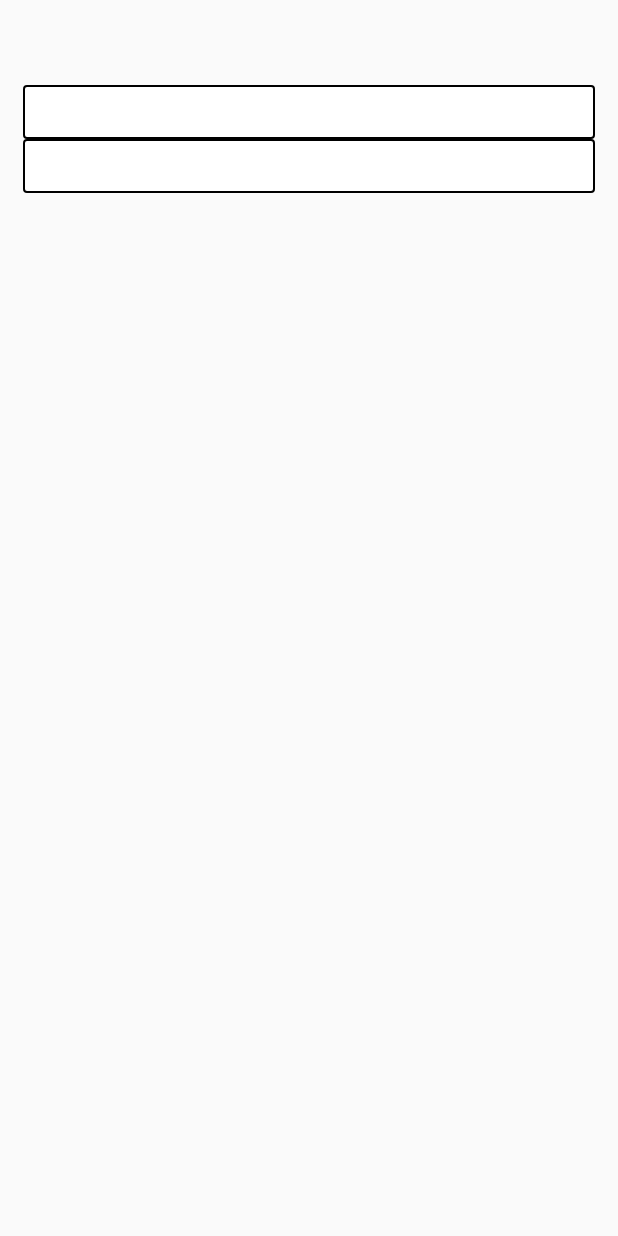
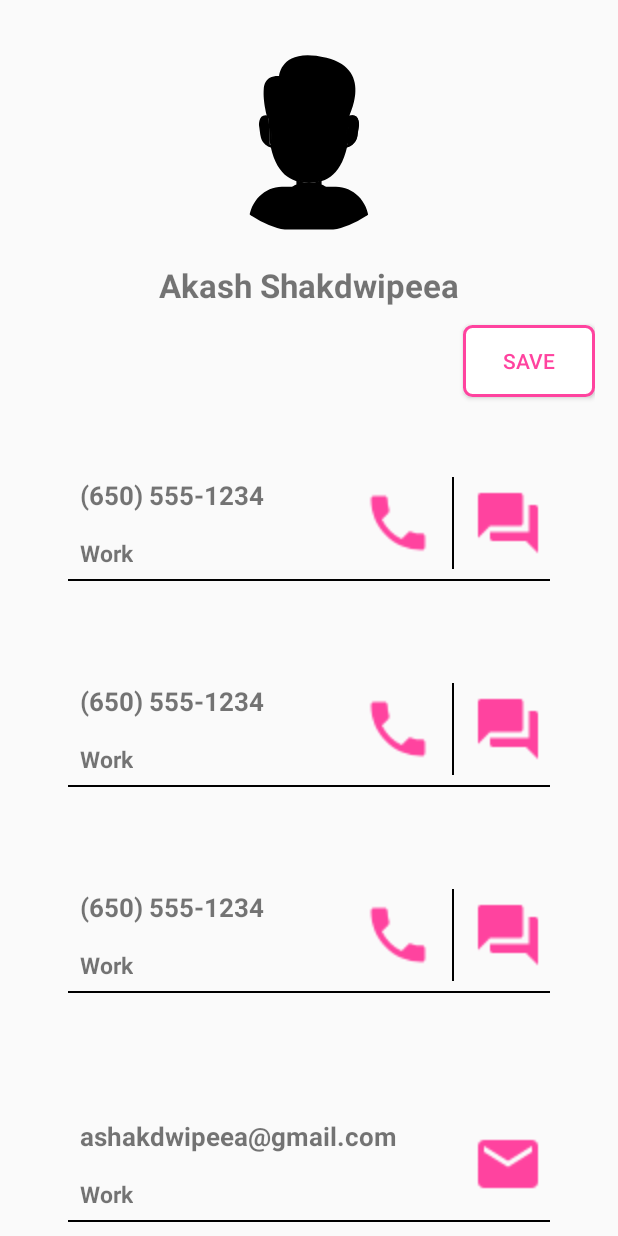
Before and after one commit to shakdwipeea/tuesday-app, an Android app: the layout content_profile.xml on its own in the app's theme, with its tools: preview values and no code run, on a phone screen of 412 x 824 dp. Run offline under Robolectric (Android 15) with nearby library versions, the phone set to English and light mode, and no system bars.

Commit message:
Change layout for new profile page

```diff
--- a/app/src/main/AndroidManifest.xml
+++ b/app/src/main/AndroidManifest.xml
@@ -69,7 +69,7 @@
         <activity
             android:name=".profile.ProfileActivity"
             android:label="@string/title_activity_profile"
-            android:theme="@style/NoActionBarAppTheme" />
+            android:theme="@style/WhiteActionBarTheme" />
         <activity
             android:name=".home.HomeActivity"
             android:theme="@style/NoActionBarAppTheme"
--- a/app/src/main/java/com/shakdwipeea/tuesday/profile/ProfileContract.java
+++ b/app/src/main/java/com/shakdwipeea/tuesday/profile/ProfileContract.java
@@ -16,7 +16,6 @@ import java.util.List;
 
 public interface ProfileContract {
     interface View extends ProfilePictureView {
-        void displayDefaultPic();
         void displayName(String name);
 
         void loggedInUser(boolean show);
--- /dev/null
+++ b/app/src/main/res/drawable/ic_email_black_24dp.xml
@@ -0,0 +1,9 @@
+<vector xmlns:android="http://schemas.android.com/apk/res/android"
+        android:width="24dp"
+        android:height="24dp"
+        android:viewportWidth="24.0"
+        android:viewportHeight="24.0">
+    <path
+        android:fillColor="#FF000000"
+        android:pathData="M20,4L4,4c-1.1,0 -1.99,0.9 -1.99,2L2,18c0,1.1 0.9,2 2,2h16c1.1,0 2,-0.9 2,-2L22,6c0,-1.1 -0.9,-2 -2,-2zM20,8l-8,5 -8,-5L4,6l8,5 8,-5v2z"/>
+</vector>
--- /dev/null
+++ b/app/src/main/res/drawable/ic_forum_black_24dp.xml
@@ -0,0 +1,9 @@
+<vector xmlns:android="http://schemas.android.com/apk/res/android"
+        android:width="24dp"
+        android:height="24dp"
+        android:viewportWidth="24.0"
+        android:viewportHeight="24.0">
+    <path
+        android:fillColor="#FF000000"
+        android:pathData="M21,6h-2v9L6,15v2c0,0.55 0.45,1 1,1h11l4,4L22,7c0,-0.55 -0.45,-1 -1,-1zM17,12L17,3c0,-0.55 -0.45,-1 -1,-1L3,2c-0.55,0 -1,0.45 -1,1v14l4,-4h10c0.55,0 1,-0.45 1,-1z"/>
+</vector>
--- /dev/null
+++ b/app/src/main/res/drawable/rectangle_rounded.xml
@@ -0,0 +1,21 @@
+<?xml version="1.0" encoding="utf-8"?>
+<shape xmlns:android="http://schemas.android.com/apk/res/android"
+    android:shape="rectangle" >
+
+    <!-- notificationView background color -->
+    <solid
+        android:color="#fff">
+    </solid>
+
+    <!-- notificationView border color and width -->
+    <stroke
+        android:width="2dp"
+        android:color="#ff439f" >
+    </stroke>
+
+    <!-- The radius makes the corners rounded -->
+    <corners
+        android:radius="5dp"   >
+    </corners>
+
+</shape>
--- /dev/null
+++ b/app/src/main/res/layout/call_item.xml
@@ -0,0 +1,82 @@
+<?xml version="1.0" encoding="utf-8"?>
+<RelativeLayout xmlns:android="http://schemas.android.com/apk/res/android"
+    xmlns:tools="http://schemas.android.com/tools"
+    android:id="@+id/call_item_container"
+    android:layout_margin="30dp"
+    android:orientation="horizontal"
+    android:layout_width="match_parent"
+    android:layout_height="wrap_content">
+
+    <LinearLayout
+        android:id="@+id/details_container"
+        android:orientation="vertical"
+        android:layout_alignParentStart="true"
+        android:layout_alignParentLeft="true"
+        android:layout_alignParentTop="true"
+        android:layout_width="wrap_content"
+        android:layout_height="wrap_content">
+
+        <TextView
+            android:id="@+id/phone_number"
+            tools:text="(650) 555-1234"
+            android:textSize="17sp"
+            android:textStyle="bold"
+            android:padding="8dp"
+            android:layout_width="wrap_content"
+            android:layout_height="wrap_content" />
+
+        <TextView
+            android:id="@+id/phone_number_type"
+            tools:text="Work"
+            android:textSize="15sp"
+            android:textStyle="bold"
+            android:padding="8dp"
+            android:layout_width="wrap_content"
+            android:layout_height="wrap_content" />
+
+    </LinearLayout>
+
+    <LinearLayout
+        android:layout_alignBottom="@id/details_container"
+        android:layout_alignTop="@id/details_container"
+        android:layout_alignParentRight="true"
+        android:layout_alignParentEnd="true"
+        android:gravity="center_vertical"
+        android:orientation="horizontal"
+        android:layout_width="wrap_content"
+        android:layout_height="wrap_content">
+
+        <ImageView
+            android:src="@drawable/ic_call_black_24dp"
+            android:tint="@color/colorAcc"
+            android:padding="16dp"
+            android:scaleX="2"
+            android:scaleY="2"
+            android:layout_width="wrap_content"
+            android:layout_height="wrap_content" />
+
+        <View
+            android:layout_margin="8dp"
+            android:background="#000"
+            android:layout_width="1dp"
+            android:layout_height="match_parent" />
+
+        <ImageView
+            android:scaleX="2"
+            android:scaleY="2"
+            android:tint="@color/colorAcc"
+            android:src="@drawable/ic_forum_black_24dp"
+            android:padding="16dp"
+            android:layout_width="wrap_content"
+            android:layout_height="wrap_content" />
+
+    </LinearLayout>
+
+    <View
+        android:layout_marginTop="8dp"
+        android:layout_alignParentBottom="true"
+        android:background="#000"
+        android:layout_width="match_parent"
+        android:layout_height="1dp" />
+
+</RelativeLayout>
--- a/app/src/main/res/layout/content_profile.xml
+++ b/app/src/main/res/layout/content_profile.xml
@@ -1,7 +1,7 @@
 <?xml version="1.0" encoding="utf-8"?>
 <layout xmlns:android="http://schemas.android.com/apk/res/android"
     xmlns:app="http://schemas.android.com/apk/res-auto"
-    >
+    xmlns:tools="http://schemas.android.com/tools">
 
     <data>
         <variable
@@ -13,30 +13,10 @@
             type="com.shakdwipeea.tuesday.profile.ProfilePresenter" />
     </data>
 
-    <!--<LinearLayout
+    <android.support.v4.widget.NestedScrollView
+        app:layout_behavior="@string/appbar_scrolling_view_behavior"
         android:layout_width="match_parent"
-        android:layout_height="wrap_content"
-        android:orientation="vertical"
-        app:layout_behavior="@string/appbar_scrolling_view_behavior" >
-
-        <LinearLayout
-            android:layout_width="wrap_content"
-            android:layout_height="wrap_content"
-            android:orientation="horizontal">
-
-        <ImageView
-            android:id="@+id/tuesday_image"
-            android:layout_width="75dp"
-            android:layout_height="wrap_content"
-            android:background="@drawable/rectangle"/>
-
-            <ImageView
-                android:layout_width="75dp"
-                android:layout_height="wrap_content"
-                android:background="@drawable/rectangle"/>
-
-        </LinearLayout>
--->
+        android:layout_height="wrap_content">
 
         <LinearLayout
             android:layout_width="match_parent"
@@ -45,14 +25,89 @@
             android:textAlignment="center"
             android:shadowColor="#26000000"
             android:orientation="vertical"
-        app:layout_behavior="@string/appbar_scrolling_view_behavior"
             android:elevation="4dp"
             >
+
+            <de.hdodenhof.circleimageview.CircleImageView
+                android:id="@+id/profile_pic"
+                android:scaleType="centerCrop"
+                app:layout_collapseParallaxMultiplier="0.7"
+                android:src="@drawable/ic_users_11"
+                android:layout_gravity="center_horizontal"
+                android:layout_width="140dp"
+                android:layout_height="140dp" />
+
+            <ImageView
+                android:contentDescription="Profile picture"
+                android:visibility="gone"
+                android:id="@+id/placeholder_profile_pic"
+                android:scaleType="centerCrop"
+                app:layout_collapseParallaxMultiplier="0.7"
+                android:src="@drawable/ic_users_11"
+                android:layout_gravity="center_horizontal"
+                android:layout_width="140dp"
+                android:layout_height="140dp" />
+
+            <TextView
+                android:id="@+id/name"
+                android:layout_gravity="center_horizontal"
+                android:textStyle="bold"
+                android:fontFamily="sans-serif"
+                android:textSize="22sp"
+                tools:text="Akash Shakdwipeea"
+                android:layout_marginTop="20dp"
+                android:layout_width="wrap_content"
+                android:layout_height="wrap_content" />
+
+            <EditText
+                android:visibility="gone"
+                android:id="@+id/enter_tag"
+                android:hint="Enter tag"
+                android:layout_gravity="center_horizontal"
+                android:layout_width="wrap_content"
+                android:layout_height="wrap_content" />
+
+
+            <Button
+                android:id="@+id/save_button"
+                android:layout_gravity="end"
+                android:text="@string/save"
+                android:background="@drawable/rectangle_rounded"
+                android:textColor="#ff439f"
+                android:textSize="14sp"
+                android:layout_marginTop="12dp"
+                android:padding="8dp"
+                android:onClick="@{() -> handler.handleFab()}"
+                android:layout_width="wrap_content"
+                android:layout_height="wrap_content" />
+
+
+
+            <android.support.v7.widget.RecyclerView
+                android:layout_marginTop="15dp"
+                android:id="@+id/call_detail_list"
+                android:scrollbars="vertical"
+                android:layout_width="match_parent"
+                android:layout_height="wrap_content"
+                tools:listitem="@layout/call_item"
+                tools:numColumns="1"
+                />
+
+            <android.support.v7.widget.RecyclerView
+                android:layout_marginTop="15dp"
+                android:id="@+id/email_detail_list"
+                android:scrollbars="vertical"
+                tools:listitem="@layout/mail_item"
+                android:layout_width="match_parent"
+                android:layout_height="wrap_content" />
 
             <android.support.v7.widget.RecyclerView
                 android:layout_marginTop="15dp"
                 android:id="@+id/provider_list"
-            android:scrollbars="vertical"
+                android:orientation="horizontal"
+                app:layoutManager="android.support.v7.widget.LinearLayoutManager"
+                tools:listitem="@layout/provider_picker_item"
+                android:scrollbars="horizontal"
                 android:layout_width="match_parent"
                 android:layout_height="wrap_content"/>
 
@@ -87,7 +142,7 @@
 
         </LinearLayout>
 
-
+    </android.support.v4.widget.NestedScrollView>
 
     <!--<android.support.v7.widget.RecyclerView-->
         <!--android:id="@+id/scrollableview"-->
--- /dev/null
+++ b/app/src/main/res/layout/mail_item.xml
@@ -0,0 +1,67 @@
+<?xml version="1.0" encoding="utf-8"?>
+<RelativeLayout xmlns:android="http://schemas.android.com/apk/res/android"
+    xmlns:tools="http://schemas.android.com/tools"
+    android:id="@+id/call_item_container"
+    android:layout_margin="30dp"
+    android:orientation="horizontal"
+    android:layout_width="match_parent"
+    android:layout_height="wrap_content">
+
+    <LinearLayout
+        android:id="@+id/details_container"
+        android:orientation="vertical"
+        android:layout_alignParentStart="true"
+        android:layout_alignParentLeft="true"
+        android:layout_alignParentTop="true"
+        android:layout_width="wrap_content"
+        android:layout_height="wrap_content">
+
+        <TextView
+            android:id="@+id/email"
+            tools:text="ashakdwipeea@gmail.com"
+            android:textSize="17sp"
+            android:textStyle="bold"
+            android:padding="8dp"
+            android:layout_width="wrap_content"
+            android:layout_height="wrap_content" />
+
+        <TextView
+            android:id="@+id/email_type"
+            tools:text="Work"
+            android:textSize="15sp"
+            android:textStyle="bold"
+            android:padding="8dp"
+            android:layout_width="wrap_content"
+            android:layout_height="wrap_content" />
+
+    </LinearLayout>
+
+    <LinearLayout
+        android:layout_alignBottom="@id/details_container"
+        android:layout_alignTop="@id/details_container"
+        android:layout_alignParentRight="true"
+        android:layout_alignParentEnd="true"
+        android:gravity="center_vertical"
+        android:orientation="horizontal"
+        android:layout_width="wrap_content"
+        android:layout_height="wrap_content">
+
+        <ImageView
+            android:src="@drawable/ic_email_black_24dp"
+            android:tint="@color/colorAcc"
+            android:padding="16dp"
+            android:scaleX="2"
+            android:scaleY="2"
+            android:layout_width="wrap_content"
+            android:layout_height="wrap_content" />
+
+
+    </LinearLayout>
+
+    <View
+        android:layout_alignParentBottom="true"
+        android:background="#000"
+        android:layout_width="match_parent"
+        android:layout_height="1dp" />
+
+</RelativeLayout>
--- a/app/src/main/res/values/colors.xml
+++ b/app/src/main/res/values/colors.xml
@@ -3,7 +3,9 @@
     <color name="colorPrimary">#00BCD4</color>
     <color name="colorPrimaryDark">#0097A7</color>
     <color name="colorAccent">#FFEB3B</color>
+    <color name="colorAcc">#ff439f</color>
     <color name="torquoise_blue">#00bbd3</color>
     <color name="TransparentGrey">#7F000000</color>
     <color name="tintBackground">#7cacfc</color>
+    <color name="black">#000</color>
 </resources>
--- a/app/src/main/res/values/strings.xml
+++ b/app/src/main/res/values/strings.xml
@@ -131,4 +131,6 @@
     <string name="save">Save</string>
     <string name="sync_label">Sync with contacts</string>
     <string name="change_name">Change name</string>
+    <string name="saved">Saved</string>
+    <string name="edit_profile">Edit Profile</string>
 </resources>
--- a/app/src/main/res/values/styles.xml
+++ b/app/src/main/res/values/styles.xml
@@ -33,4 +33,12 @@
 
     <style name="AppTheme.PopupOverlay" parent="ThemeOverlay.AppCompat.Light"/>
 
+    <style name="WhiteActionBarTheme" parent="Theme.AppCompat.Light.NoActionBar">
+        <item name="android:actionBarStyle">@style/TuesdayActionBarTheme</item>
+    </style>
+
+    <style name="TuesdayActionBarTheme" parent="@android:style/Widget.Holo.Light.ActionBar">
+        <item name="android:background">#fff</item>
+    </style>
+
 </resources>
```
Also changed, not shown: app/src/main/java/com/shakdwipeea/tuesday/profile/ProfileActivity.java (+47 -34 lines), app/src/main/java/com/shakdwipeea/tuesday/profile/ProfilePresenter.java (+0 -18 lines), app/src/main/java/com/shakdwipeea/tuesday/util/Util.java (+9 -0 lines), app/src/main/res/drawable/rectangle_acc_filled_rounded.xml (added, +21 -0 lines), app/src/main/res/layout/activity_profile.xml (+3 -28 lines). Lines whose indentation alone changed are shown as unchanged.
